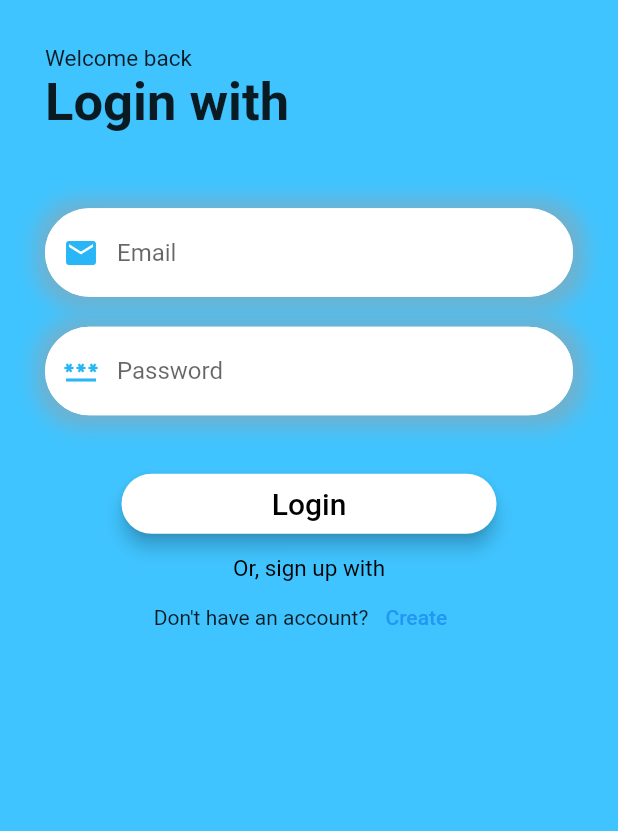
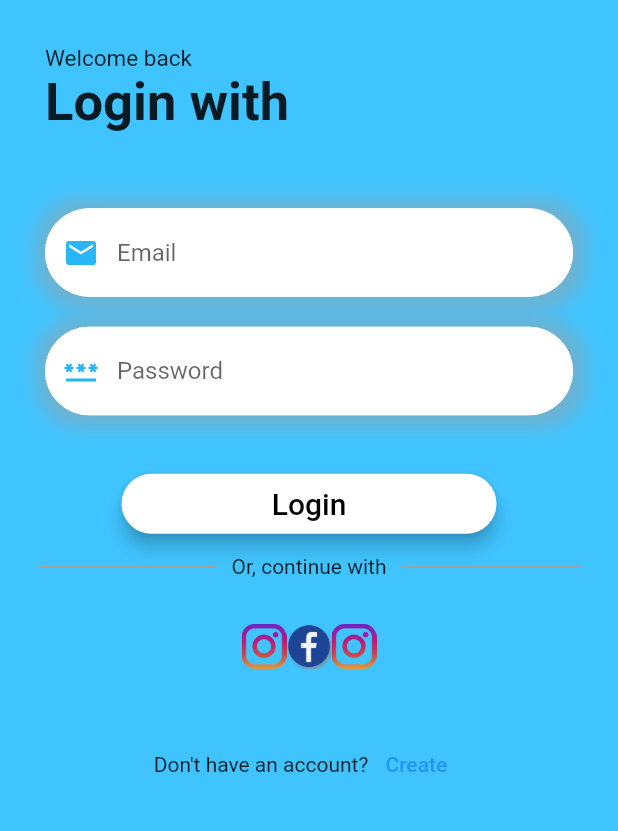
Before and after one commit to Retrokeam/Freshfolds, a Flutter app: the screen it shows after launch, on a phone screen of 412 x 824 dp, the part 371-1202 px from its top. Run offline on Flutter 3.47's test engine with Material 2 defaults, Android fonts, the phone set to English and light mode, and no system bars.

Commit message:
Login options

```diff
--- a/lib/Pages/login.dart
+++ b/lib/Pages/login.dart
@@ -164,34 +164,47 @@ class _LoginPageState extends State<Login_page> {
             ),
            SizedBox(height: 10,
            ),
-            RichText(text: TextSpan(
-              text: "Or, sign up with",
-              style: TextStyle(
-                color: Colors.black,
-                fontSize: 15
+            Padding(
+              padding: const EdgeInsets.symmetric(horizontal: 25.0),
+              child: Row(
+                children: [
+                  Expanded(
+                    child: Divider(
+                      thickness: 1,
+                      color: Colors.grey,
+                    ),
+                  ),
+                  Padding(
+                    padding: const EdgeInsets.symmetric(horizontal: 10.0),
+                    child: Text(
+                      "Or, continue with"
+                    ),
+                  ),
+                  Expanded(
+                    child: Divider(
+                      thickness: 1,
+                      color: Colors.grey,
+                    ),
+                  ),
+                ],
               ),
-
-            )),
-            /*Row(
+            ),
+            SizedBox(height: 30,),
+            Row(
+              mainAxisAlignment: MainAxisAlignment.center,
               children: [
-                Wrap(
-                  children: List<Widget>.generate(3,
-                          (index){
-                    return CircleAvatar(
-                      radius: 30,
-                      backgroundColor: Colors.grey,
-                      child: CircleAvatar(
-                        radius: 25,
-                        backgroundImage: AssetImage(
-                          "images/"+images[index]
-                        ),
-                      ),
-                    );
-                  }
-                  ),
+                Image.asset("images/g.png",
+                  height: 30,
+                ),
+                Image.asset("images/f.png",
+                  height: 30,
+                ),
+                Image.asset("images/g.png",
+                  height: 30,
                 ),
               ],
-            ),*/
+            ),
+            SizedBox(height: 40,),
             Row(
               mainAxisAlignment: MainAxisAlignment.center,
               children: [
```
Also changed, not shown: lib/Pages/dashboard.dart (+103 -7 lines), lib/Pages/payment.dart (+42 -9 lines), images/t.jpg (deleted).
